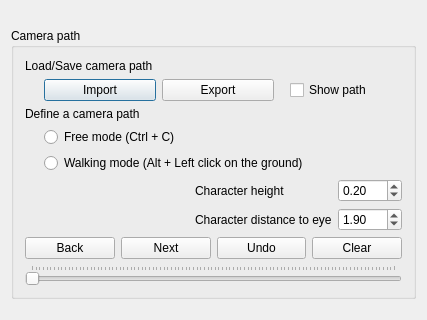
Above: applications/Mapple/dialogs/dialog_walk_through.ui from asdfghjkl623/EASY-3D before the change; both pictures show x 0 to 427 and y 0 to 320 of the 427 by 474 pixel window. Below: the same form after it.
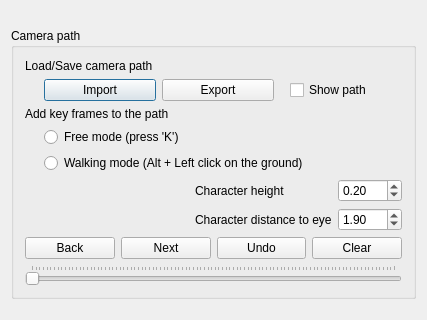
That is the form after the change.

The edit to the form file:
```diff
--- a/applications/Mapple/dialogs/dialog_walk_through.ui
+++ b/applications/Mapple/dialogs/dialog_walk_through.ui
@@ -113,7 +113,7 @@
         <item row="2" column="0" colspan="2">
          <widget class="QLabel" name="labelCharacterHeightFactor_3">
           <property name="text">
-           <string>Define a camera path</string>
+           <string>Add key frames to the path</string>
           </property>
          </widget>
         </item>
@@ -138,7 +138,7 @@
           <item>
            <widget class="QRadioButton" name="radioButtonFreeMode">
             <property name="text">
-             <string>Free mode (Ctrl + C) </string>
+             <string>Free mode (press 'K') </string>
             </property>
            </widget>
           </item>
```
Left out of the diff: 12 changed lines with no effect on the pictures.
